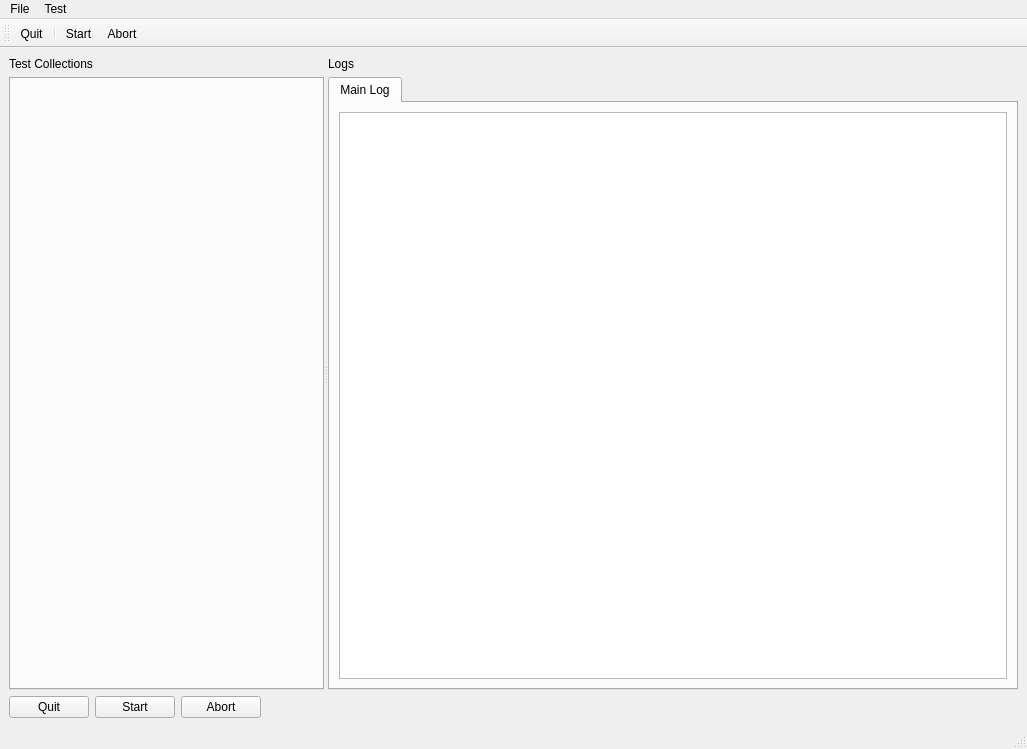
Old version of the form bin/MainWindow.ui in the repository ViktorFagerlind/TestFramework.
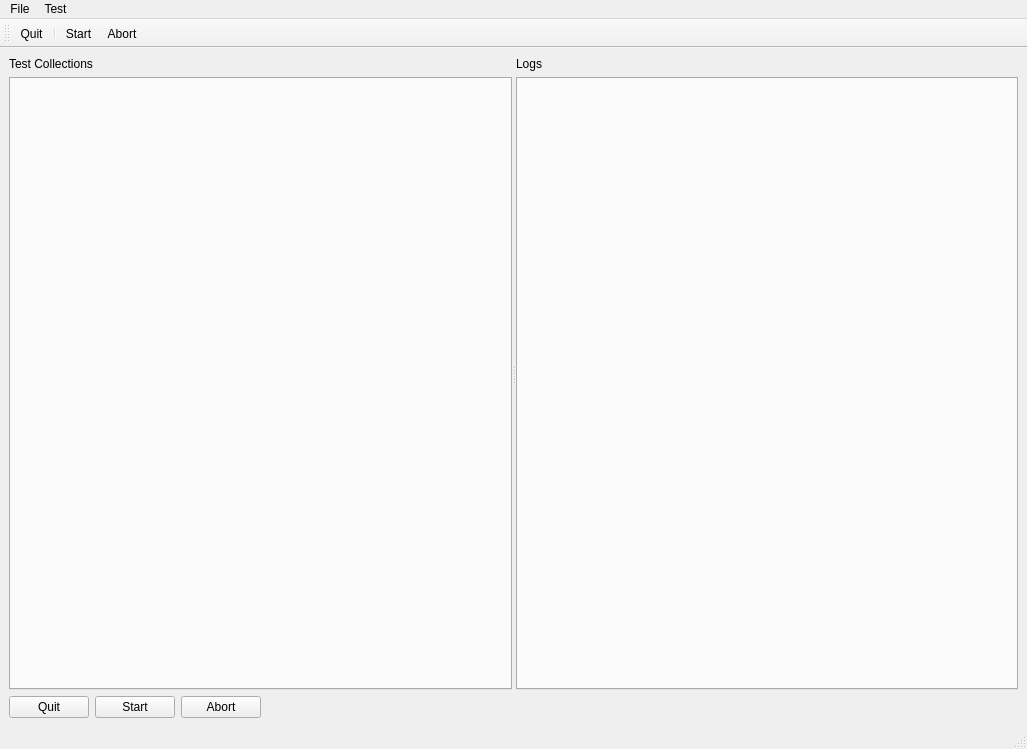
New version of the form.

What changed in the file:
```diff
--- a/bin/MainWindow.ui
+++ b/bin/MainWindow.ui
@@ -72,31 +72,6 @@
             <property name="currentIndex">
              <number>0</number>
             </property>
-            <widget class="QWidget" name="tab">
-             <attribute name="title">
-              <string>Main Log</string>
-             </attribute>
-             <layout class="QVBoxLayout" name="verticalLayout_4">
-              <item>
-               <widget class="QListView" name="listViewLog">
-                <property name="sizePolicy">
-                 <sizepolicy hsizetype="Expanding" vsizetype="Expanding">
-                  <horstretch>0</horstretch>
-                  <verstretch>0</verstretch>
-                 </sizepolicy>
-                </property>
-                <property name="font">
-                 <font>
-                  <family>Courier New</family>
-                 </font>
-                </property>
-                <property name="movement">
-                 <enum>QListView::Free</enum>
-                </property>
-               </widget>
-              </item>
-             </layout>
-            </widget>
            </widget>
           </item>
          </layout>
```
Left out of the diff: 2 changed lines with no effect on the pictures.
